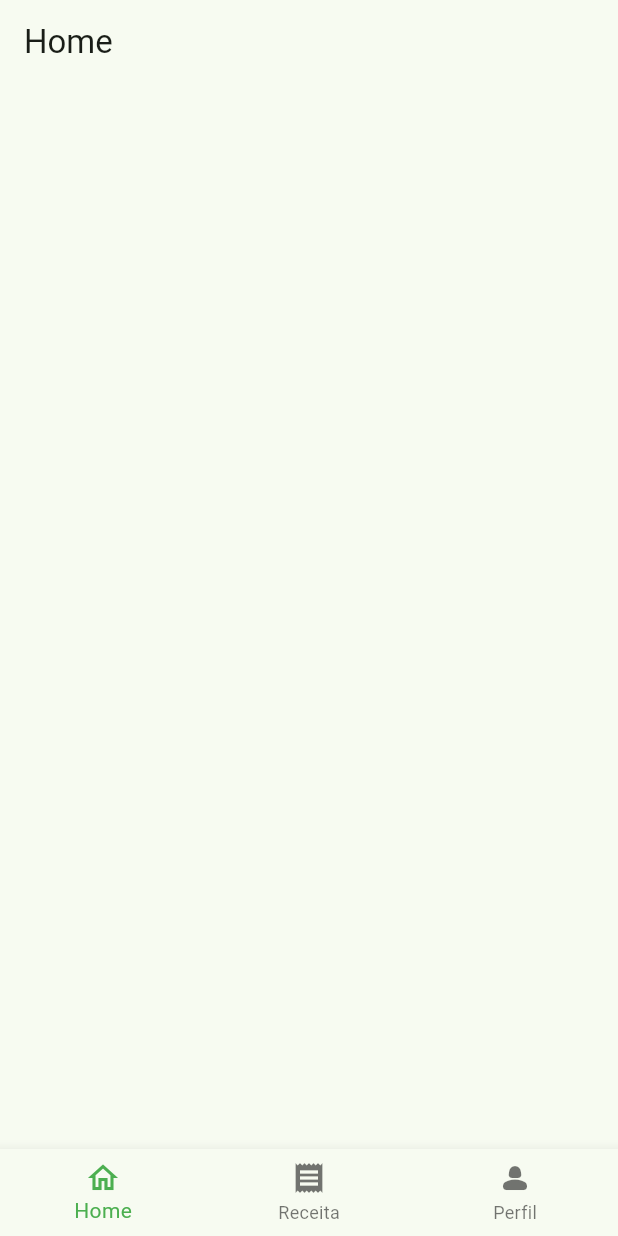
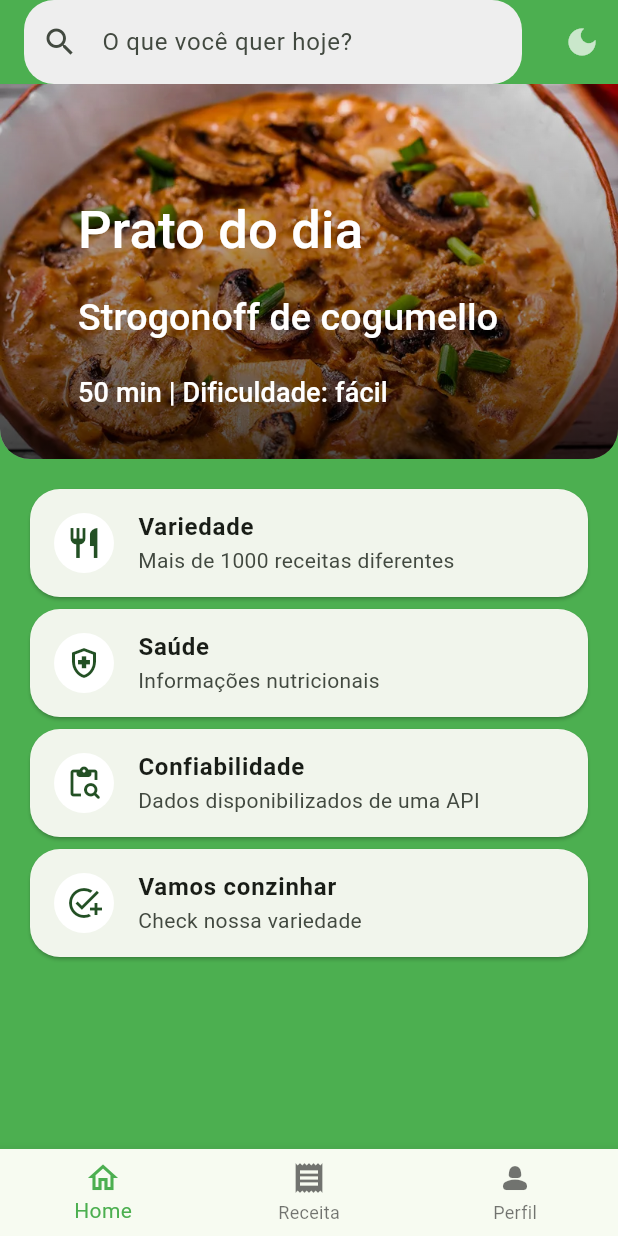
Before and after one commit to biel8sk/vegan-cibum, a Flutter app: the screen it shows after launch, on a phone screen of 412 x 824 dp. Run offline on Flutter 3.47's test engine with Material 3 defaults, Android fonts, the phone set to English and light mode, and no system bars; our stand-ins replace go_router, google_fonts.

Commit message:
página home

```diff
--- a/lib/ui/home/home_screen.dart
+++ b/lib/ui/home/home_screen.dart
@@ -1,4 +1,6 @@
 import 'package:flutter/material.dart';
+import 'package:google_fonts/google_fonts.dart';
+import 'package:vegan_cibum/ui/core/theme/theme.dart';
 
 class HomeScreen extends StatefulWidget {
   const HomeScreen({super.key});
@@ -11,7 +13,154 @@ class _HomeScreenState extends State<HomeScreen> {
   @override
   Widget build(BuildContext context) {
     return Scaffold(
-      appBar: AppBar(title: Text("Home"),),
+      backgroundColor: mytheme.primaryColor,
+      appBar: AppBar(
+        backgroundColor: Colors.transparent,
+        elevation: 0,
+        title: TextField(
+          decoration: InputDecoration(
+            hintText: 'O que você quer hoje?',
+            prefixIcon: Icon(Icons.search),
+            border: OutlineInputBorder(
+              borderRadius: BorderRadius.circular(20),
+              borderSide: BorderSide.none,
+            ),
+            filled: true,
+            fillColor: Colors.grey[200],
+          ),
+        ),
+        actions: [
+          IconButton(
+            icon: Icon(
+              Icons.dark_mode,
+              color: Colors.white70,
+            ),
+            onPressed: () {
+              // Aqui chamaria a ViewModel para alternar o modo
+            },
+          ),
+        ],
+      ),
+      body: Column(
+        children: [
+          //prato do dia
+          Stack(children: [
+            Container(
+              height: 250,
+              decoration: const BoxDecoration(
+                borderRadius: BorderRadius.only(
+                    bottomLeft: Radius.circular(20),
+                    bottomRight: Radius.circular(20)),
+                image: DecorationImage(
+                    image: AssetImage('assets/images/strogonoff_vegano.webp'),
+                    fit: BoxFit.cover),
+              ),
+            ),
+            Container(
+              height: 250,
+              decoration: BoxDecoration(
+                borderRadius: const BorderRadius.only(
+                  bottomLeft: Radius.circular(20),
+                  bottomRight: Radius.circular(20),
+                ),
+                gradient: LinearGradient(
+                  colors: [Colors.black.withOpacity(0.7), Colors.transparent],
+                  begin: Alignment.bottomCenter,
+                  end: Alignment.topCenter,
+                ),
+              ),
+            ),
+            Positioned(
+                bottom: 20,
+                left: 40,
+                child: Column(
+                  crossAxisAlignment: CrossAxisAlignment.start,
+                  children: [
+                    _buildPlateOfDay("Prato do dia", 35),
+                    _buildPlateOfDay("Strogonoff de cogumello", 25),
+                    _buildPlateOfDay("50 min | Dificuldade: fácil", 18)
+                  ],
+                )),
+          ]),
+          // categorias
+          Expanded(
+            child: ListView(
+              padding: EdgeInsets.all(16),
+              children: [
+                _buildCategoryFood(
+                  context,
+                  title: "Variedade",
+                  description: "Mais de 1000 receitas diferentes",
+                  icon: Icons.restaurant,
+                  color: Colors.white,
+                ),
+                _buildCategoryFood(
+                  context,
+                  title: "Saúde",
+                  description: "Informações nutricionais",
+                  icon: Icons.health_and_safety_outlined,
+                  color: Colors.white,
+                ),
+                _buildCategoryFood(
+                  context,
+                  title: "Confiabilidade",
+                  description: "Dados disponibilizados de uma API",
+                  icon: Icons.content_paste_search_rounded,
+                  color: Colors.white,
+                ),
+                _buildCategoryFood(
+                  context,
+                  title: "Vamos conzinhar",
+                  description: "Check nossa variedade",
+                  icon: Icons.add_task_outlined,
+                  color: Colors.white,
+                ),
+              ],
+            ),
+          ),
+        ],
+      ),
     );
   }
 }
+
+Widget _buildPlateOfDay(String text, double fontSize) {
+  return TextButton(
+    onPressed: () {
+      // chama a receita do dia
+    },
+    child: Text(
+      text,
+      style: GoogleFonts.jimNightshade(
+        fontSize: fontSize,
+        color: Colors.white,
+      ),
+    ),
+  );
+}
+
+Widget _buildCategoryFood(
+  BuildContext context, {
+  required String title,
+  required String description,
+  required IconData icon,
+  required Color color,
+
+}) {
+  return Card(
+    shape: const RoundedRectangleBorder(
+      borderRadius: BorderRadius.all(Radius.circular(20))
+    ),
+    child: ListTile(
+      leading: CircleAvatar(
+        backgroundColor: color,
+        child: Icon(icon),
+      ),
+      title: Text(title, style: const TextStyle(fontWeight: FontWeight.bold),),
+      subtitle: Text(description),
+      onTap: () {
+        //navega para página de receitas
+      },
+    ),
+  );
+}
--- a/pubspec.yaml
+++ b/pubspec.yaml
@@ -61,8 +61,8 @@ flutter:
   uses-material-design: true
 
   # To add assets to your application, add an assets section, like this:
-  # assets:
-  #   - images/a_dot_burr.jpeg
+  assets:
+    - assets/images/strogonoff_vegano.webp
   #   - images/a_dot_ham.jpeg
 
   # An image asset can refer to one or more resolution-specific "variants", see
```
Also changed, not shown: assets/images/strogonoff_vegano.webp (added).
